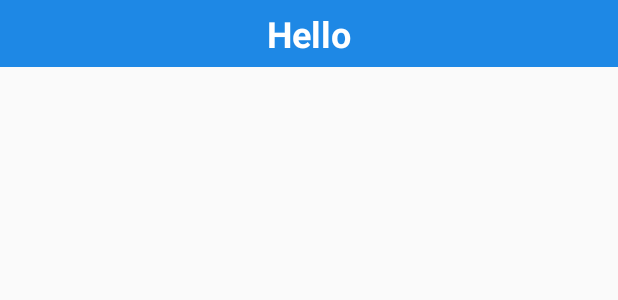
After one commit to harrytrandesign/android_capstone_application_grateful, an Android app: the layout fragment_person_profile.xml on its own in the app's theme, with its tools: preview values and no code run, on a phone screen of 412 x 824 dp. The commit adds this screen. Shown: the top 300 px of the screen. Run offline under Robolectric (Android 15) with nearby library versions, the phone set to English and light mode, and no system bars.

Commit message:
Added a grid layout to each user, showing their own posts in a view.

```diff
--- a/app/build.gradle
+++ b/app/build.gradle
@@ -5,9 +5,6 @@ apply plugin: 'kotlin-android'
 apply plugin: 'kotlin-android-extensions'
 
 apply plugin: 'io.fabric'
-
-ext.firebase_version = '15.0.0'
-ext.android_support_version = '26.1.0'
 
 android {
     compileSdkVersion 26
@@ -60,6 +57,7 @@ dependencies {
         transitive = true
     }
 
+    implementation 'com.android.support:support-v4:26.1.0'
     androidTestImplementation 'com.android.support.test:runner:1.0.1'
     androidTestImplementation 'com.android.support.test.espresso:espresso-core:3.0.1'
 
--- /dev/null
+++ b/app/src/main/res/layout/fragment_person_profile.xml
@@ -0,0 +1,30 @@
+<?xml version="1.0" encoding="utf-8"?>
+<LinearLayout
+    xmlns:android="http://schemas.android.com/apk/res/android"
+    xmlns:app="http://schemas.android.com/apk/res-auto"
+    xmlns:tools="http://schemas.android.com/tools"
+    android:layout_width="match_parent"
+    android:layout_height="match_parent"
+    android:orientation="vertical"
+    tools:context=".Fragment.PersonProfileFragment">
+
+    <TextView
+        android:id="@+id/tv_user_display_name"
+        android:layout_width="match_parent"
+        android:layout_height="wrap_content"
+        android:background="@color/colorPrimary"
+        android:gravity="center_horizontal"
+        android:padding="6dp"
+        android:textColor="@color/color_text_white"
+        android:textSize="@dimen/font_standard"
+        android:textStyle="bold"
+        tools:text="Hello"/>
+
+    <android.support.v7.widget.RecyclerView
+        android:id="@+id/rv_users_posts"
+        android:layout_width="match_parent"
+        android:layout_height="0dp"
+        android:layout_weight="1"
+        android:layoutDirection="ltr"/>
+
+</LinearLayout>
--- a/app/src/main/res/layout/navigation_view_holder.xml
+++ b/app/src/main/res/layout/navigation_view_holder.xml
@@ -38,7 +38,7 @@
             android:layout_width="match_parent"
             android:layout_height="wrap_content"
             ads:adSize="SMART_BANNER"
-            ads:adUnitId="@string/admob_banner_id_live">
+            ads:adUnitId="@string/banner_ad_unit_id_test">
         </com.google.android.gms.ads.AdView>
 
     </android.support.design.widget.AppBarLayout>
--- a/app/src/main/res/values/strings-ad-keys.xml
+++ b/app/src/main/res/values/strings-ad-keys.xml
@@ -1,6 +1,6 @@
 <?xml version="1.0" encoding="utf-8"?>
 <resources>
     <!--App ID: ca-app-pub-8585047845719802~5211237658-->
-    <string name="admob_app_id">ca-app-pub-8585047845719802~5211237658</string>
-    <string name="admob_banner_id_live">ca-app-pub-8585047845719802/4167541303</string>
+    <string name="admob_app_id" translatable="false">ca-app-pub-8585047845719802~5211237658</string>
+    <string name="admob_banner_id_live" translatable="false">ca-app-pub-8585047845719802/4167541303</string>
 </resources>
```
Also changed, not shown: app/src/main/java/com/htdwps/grateful/Fragment/PersonProfileFragment.java (added, +150 -0 lines), app/src/main/java/com/htdwps/grateful/Fragment/UserPostFragment.java (+26 -1 lines).
